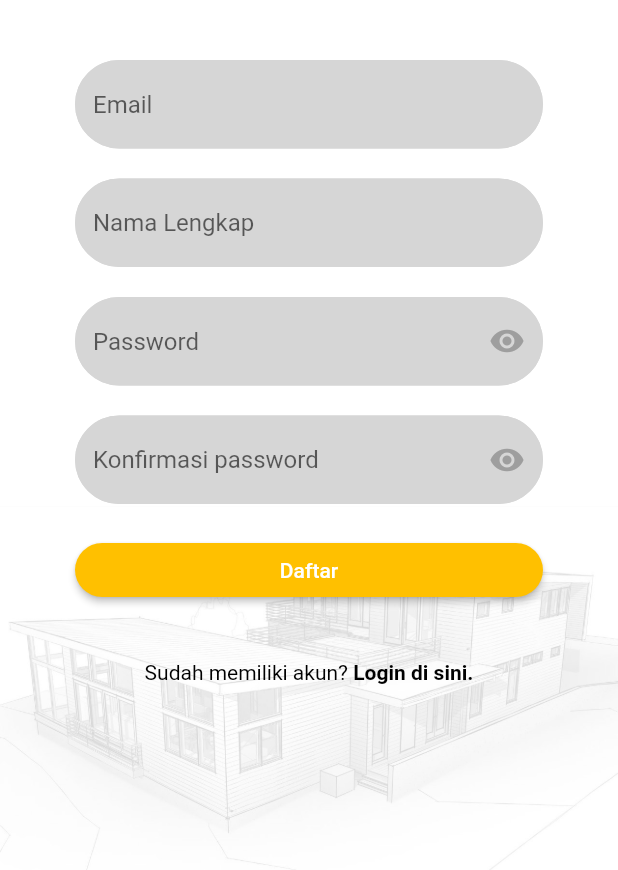
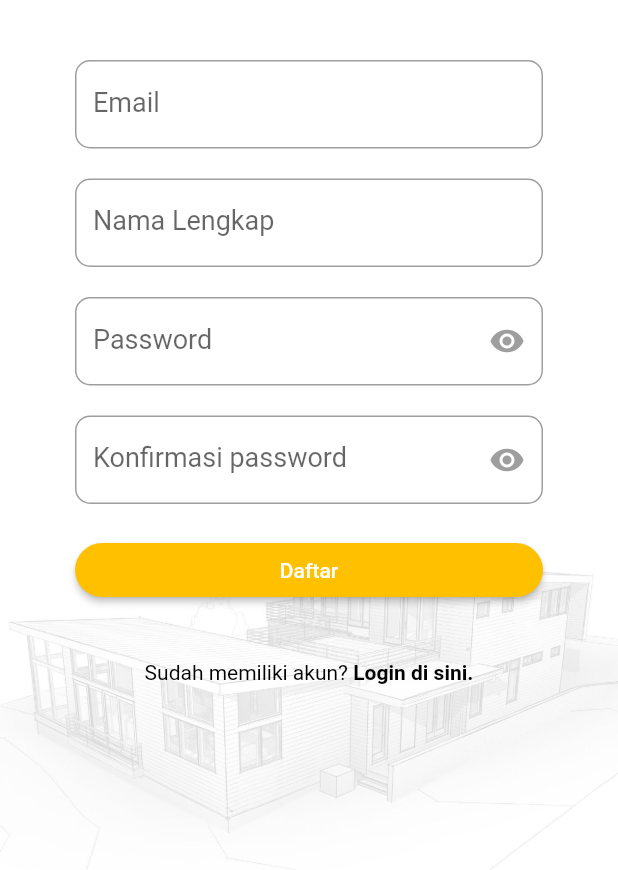
Before and after one commit to qisashasanudin/bangunin_id, a Flutter app: the Register screen opened directly with empty values, on a phone screen of 412 x 824 dp, the part 366-1236 px from its top. Run offline on Flutter 3.47's test engine with Material 2 defaults, Android fonts, the phone set to English and light mode, and no system bars; our stand-ins replace cloud_firestore, firebase_auth, firebase_core, firebase_storage, flutter_spinkit, fluttertoast and 4 more; accounts and stored records are empty.

Commit message:
UI optimizations

```diff
--- a/lib/screens/authentication/register.dart
+++ b/lib/screens/authentication/register.dart
@@ -87,7 +87,7 @@ class _RegisterState extends State<Register> {
 
   TextFormField emailForm() {
     return TextFormField(
-      decoration: inputBoxBorder().copyWith(hintText: 'Email'),
+      decoration: inputBoxBorder('Email'),
       validator: (val) => (val.isEmpty | !val.contains('@'))
           ? 'Masukkan email yang valid'
           : null,
@@ -99,7 +99,7 @@ class _RegisterState extends State<Register> {
 
   TextFormField nameForm() {
     return TextFormField(
-      decoration: inputBoxBorder().copyWith(hintText: 'Nama Lengkap'),
+      decoration: inputBoxBorder('Nama Lengkap'),
       validator: (val) => (val.isEmpty) ? 'Masukkan nama lengkap anda' : null,
       onChanged: (val) {
         setState(() => name = val);
@@ -109,8 +109,8 @@ class _RegisterState extends State<Register> {
 
   TextFormField passwordForm() {
     return TextFormField(
-      decoration: inputBoxBorder()
-          .copyWith(hintText: 'Password', suffixIcon: togglePassVisibility()),
+      decoration: inputBoxBorder('Password')
+          .copyWith(suffixIcon: togglePassVisibility()),
       obscureText: _hidePass,
       validator: (val) =>
           val.length < 6 ? 'Masukkan password (6 huruf atau lebih)' : null,
@@ -136,9 +136,8 @@ class _RegisterState extends State<Register> {
 
   TextFormField passwordConfirForm() {
     return TextFormField(
-      decoration: inputBoxBorder().copyWith(
-          hintText: 'Konfirmasi password',
-          suffixIcon: togglePassConfirVisibility()),
+      decoration: inputBoxBorder('Konfirmasi password')
+          .copyWith(suffixIcon: togglePassConfirVisibility()),
       obscureText: _hidePassConfir,
       validator: (val) => val != password ? 'Kedua password harus sama' : null,
     );
--- a/lib/screens/authentication/sign_in.dart
+++ b/lib/screens/authentication/sign_in.dart
@@ -85,7 +85,7 @@ class _SignInState extends State<SignIn> {
 
   TextFormField emailForm() {
     return TextFormField(
-      decoration: inputBoxBorder().copyWith(hintText: 'Email'),
+      decoration: inputBoxBorder('Email'),
       initialValue: email,
       validator: (val) => (val.isEmpty | !val.contains('@'))
           ? 'Masukkan email yang valid'
@@ -98,8 +98,8 @@ class _SignInState extends State<SignIn> {
 
   TextFormField passwordForm() {
     return TextFormField(
-      decoration: inputBoxBorder()
-          .copyWith(hintText: 'Password', suffixIcon: togglePassVisibility()),
+      decoration: inputBoxBorder('Password')
+          .copyWith(suffixIcon: togglePassVisibility()),
       obscureText: _hidePass,
       validator: (val) =>
           val.length < 6 ? 'Masukkan password (6 huruf atau lebih)' : null,
--- a/lib/screens/mainmenu/account/tab_account.dart
+++ b/lib/screens/mainmenu/account/tab_account.dart
@@ -122,7 +122,7 @@ class _AccountTabState extends State<AccountTab> {
   TextFormField editText(String attribute) {
     return TextFormField(
         initialValue: currentValue,
-        decoration: inputBoxBorder().copyWith(hintText: attribute),
+        decoration: inputBoxBorder(attribute),
         validator: (val) => (val.isEmpty) ? 'Data tidak boleh kosong' : null,
         onChanged: (val) => setState(() => currentValue = val));
   }
--- a/lib/shared/UI_components/input_box_border.dart
+++ b/lib/shared/UI_components/input_box_border.dart
@@ -1,25 +1,11 @@
-import 'package:bangunin_id/shared/UI_components/app_colors.dart';
 import 'package:flutter/material.dart';
 
-InputDecoration inputBoxBorder() {
+InputDecoration inputBoxBorder(labelText) {
   return InputDecoration(
-    fillColor: Colors.grey[350],
-    filled: true,
-    enabledBorder: OutlineInputBorder(
-      borderSide: BorderSide(color: Colors.grey[350], width: 3.0),
-      borderRadius: BorderRadius.circular(100),
-    ),
-    focusedBorder: OutlineInputBorder(
-      borderSide: BorderSide(color: AppColors().primary, width: 3.0),
-      borderRadius: BorderRadius.circular(100),
-    ),
-    errorBorder: OutlineInputBorder(
-      borderSide: BorderSide(color: Colors.red, width: 3.0),
-      borderRadius: BorderRadius.circular(100),
-    ),
-    focusedErrorBorder: OutlineInputBorder(
-      borderSide: BorderSide(color: AppColors().primary, width: 3.0),
-      borderRadius: BorderRadius.circular(100),
+    labelText: labelText,
+    labelStyle: TextStyle(fontSize: 18),
+    border: OutlineInputBorder(
+      borderRadius: BorderRadius.circular(10),
     ),
   );
 }
--- a/pubspec.yaml
+++ b/pubspec.yaml
@@ -40,6 +40,7 @@ dependencies:
   fluttertoast: ^7.1.1
   flutter_svg: ^0.19.0
   percent_indicator: ^2.1.8
+  intl: ^0.16.1
 
   # animated_splash: ^1.0.0
   # shared_preferences: ^0.5.12+2
```
Also changed, not shown: lib/screens/mainmenu/home/projects/new_project/new_project.dart (+47 -38 lines), pubspec.lock.
